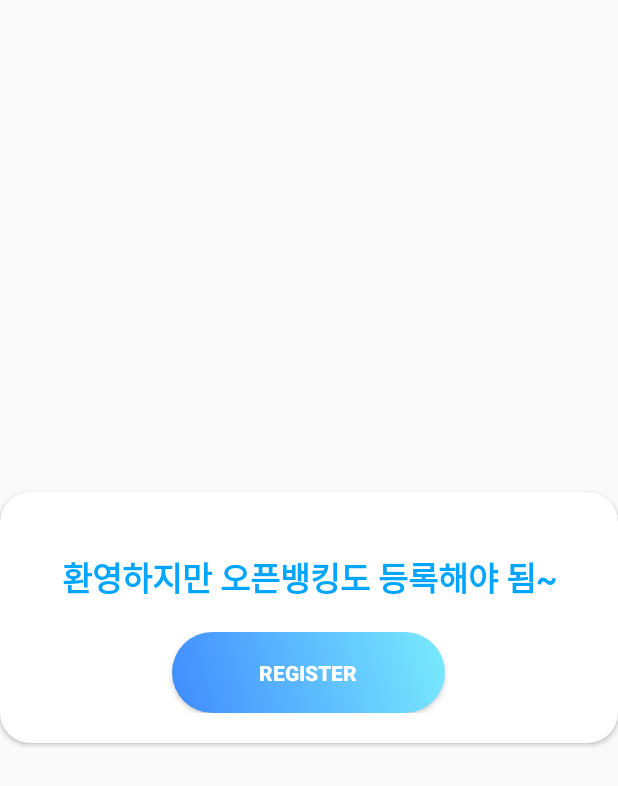
After one commit to SooYeonida/Android_Collector_In_Room, an Android app: the layout layout_register_openbanking.xml on its own in the app's theme, with its tools: preview values and no code run, on a phone screen of 412 x 824 dp. The commit adds this screen. Shown: the top 786 px of the screen. Run offline under Robolectric (Android 15) with nearby library versions, the phone set to English and light mode, and no system bars; network calls fail.

Commit message:
회원가입 후 오픈뱅킹 등록 기능 추가. 계좌등록 여부 확인 기능 추가 필요.

```diff
--- /dev/null
+++ b/app/src/main/res/layout/layout_register_openbanking.xml
@@ -0,0 +1,30 @@
+<?xml version="1.0" encoding="utf-8"?>
+<androidx.cardview.widget.CardView
+    xmlns:android="http://schemas.android.com/apk/res/android"
+    xmlns:app="http://schemas.android.com/apk/res-auto"
+    style="@style/loginCard"
+    app:cardCornerRadius="@dimen/loginCardRadius"
+    android:elevation="5dp"
+    android:layout_gravity="center"
+    android:layout_marginTop="@dimen/loginViewsMargin"
+    android:layout_marginBottom="@dimen/loginViewsMargin"
+    android:background="@color/whiteCardColor">
+    <LinearLayout
+        style="@style/linearParent"
+        android:layout_gravity="center"
+        android:padding="@dimen/loginViewsMargin">
+
+        <TextView
+            style="@style/headerTextPrimary"
+            android:layout_marginTop="@dimen/loginViewsMargin"
+            android:text="환영하지만 오픈뱅킹도 등록해야 됨~" />
+
+        <Button
+            style="@style/loginButton"
+            android:layout_gravity="center"
+            android:layout_marginTop="@dimen/loginViewsMargin"
+            android:onClick="registerOpenBanking"
+            android:text="Register" />
+
+    </LinearLayout>
+</androidx.cardview.widget.CardView>
```
Also changed, not shown: app/src/main/java/com/ajou/capstone_design_freitag/API/APICaller.java (+25 -9 lines), app/src/main/java/com/ajou/capstone_design_freitag/API/RESTAPI.java (+28 -0 lines), app/src/main/java/com/ajou/capstone_design_freitag/LoginActivity.java (+47 -48 lines), app/src/main/res/layout/activity_login.xml (+7 -0 lines).
